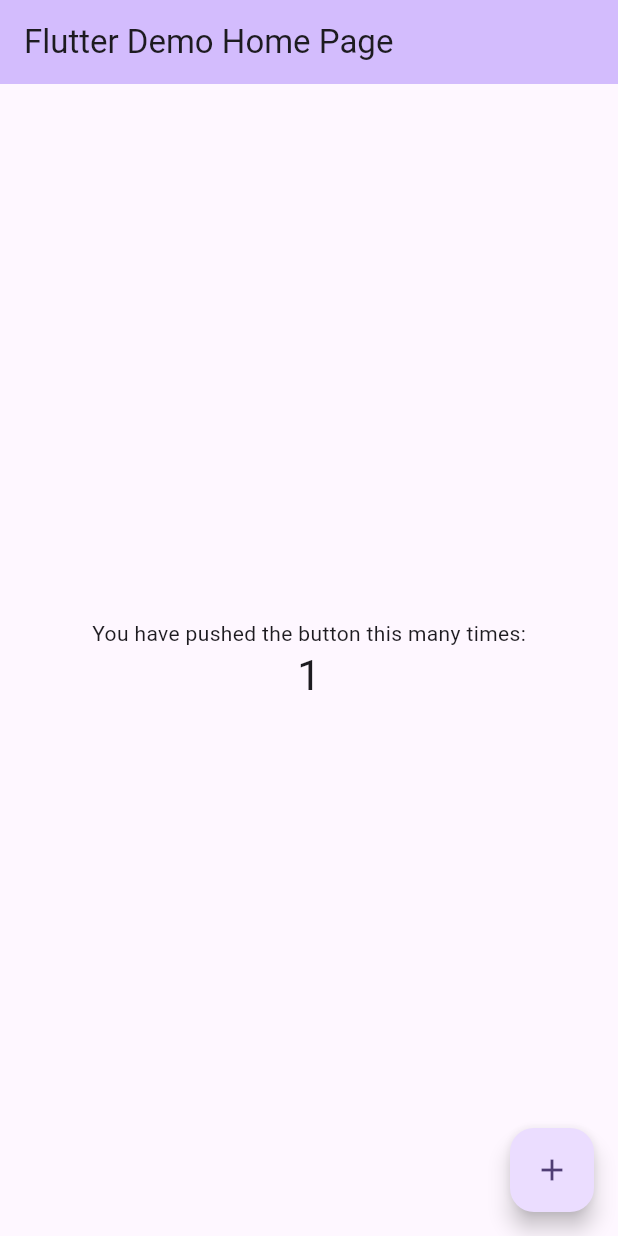
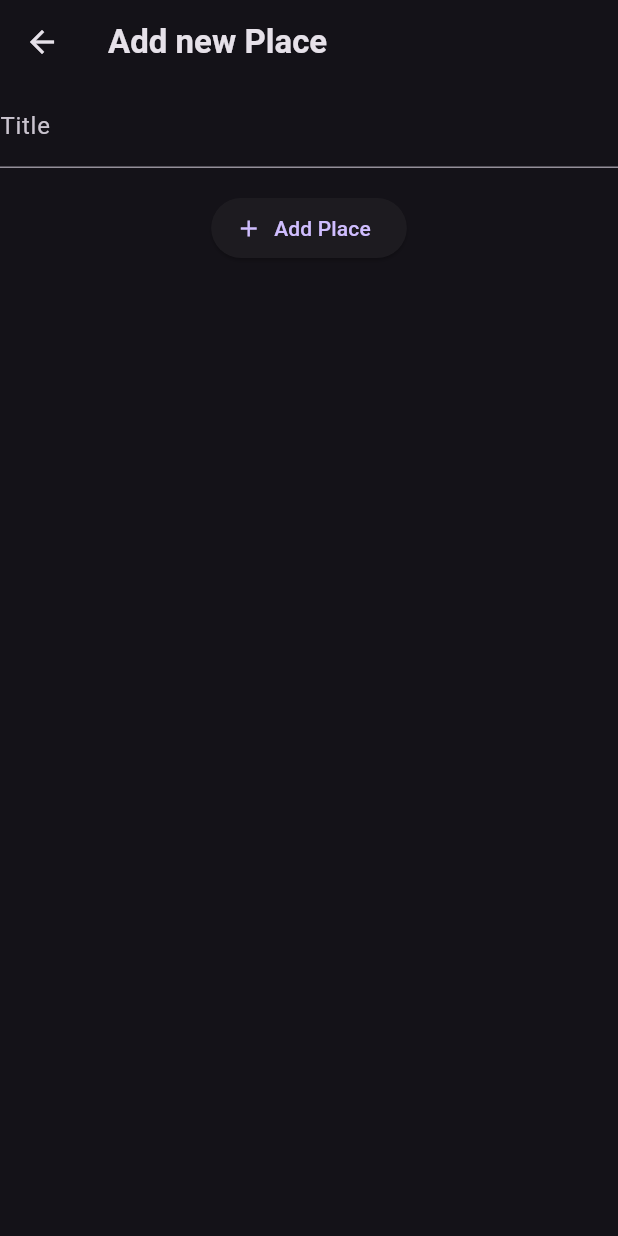
Before and after one commit to Thi1503/favorite_places, a Flutter app: the screen it shows after launch, after a tap on the "add" icon, on a phone screen of 412 x 824 dp. Run offline on Flutter 3.47's test engine with Material 3 defaults, Android fonts, the phone set to English and light mode, and no system bars; our stand-ins replace flutter_riverpod, google_fonts.

Commit message:
build some initial interfaces and functions

```diff
--- a/lib/main.dart
+++ b/lib/main.dart
@@ -1,125 +1,44 @@
+import 'package:favorite_places/screens/places.dart';
 import 'package:flutter/material.dart';
+import 'package:flutter_riverpod/flutter_riverpod.dart';
+import 'package:google_fonts/google_fonts.dart';
+
+final colorScheme = ColorScheme.fromSeed(
+  brightness: Brightness.dark,
+  seedColor: const Color.fromARGB(255, 102, 6, 247),
+);
+
+final theme = ThemeData().copyWith(
+  scaffoldBackgroundColor: colorScheme.background,
+  colorScheme: colorScheme,
+  textTheme: GoogleFonts.ubuntuCondensedTextTheme().copyWith(
+    titleSmall: GoogleFonts.ubuntuCondensed(
+      fontWeight: FontWeight.bold,
+    ),
+    titleMedium: GoogleFonts.ubuntuCondensed(
+      fontWeight: FontWeight.bold,
+    ),
+    titleLarge: GoogleFonts.ubuntuCondensed(
+      fontWeight: FontWeight.bold,
+    ),
+  ),
+);
 
 void main() {
-  runApp(const MyApp());
+  runApp(
+    const ProviderScope(child: MyApp()),
+  );
 }
 
 class MyApp extends StatelessWidget {
-  const MyApp({super.key});
+  const MyApp({Key? key}) : super(key: key);
 
-  // This widget is the root of your application.
   @override
   Widget build(BuildContext context) {
     return MaterialApp(
-      title: 'Flutter Demo',
-      theme: ThemeData(
-        // This is the theme of your application.
-        //
-        // TRY THIS: Try running your application with "flutter run". You'll see
-        // the application has a purple toolbar. Then, without quitting the app,
-        // try changing the seedColor in the colorScheme below to Colors.green
-        // and then invoke "hot reload" (save your changes or press the "hot
-        // reload" button in a Flutter-supported IDE, or press "r" if you used
-        // the command line to start the app).
-        //
-        // Notice that the counter didn't reset back to zero; the application
-        // state is not lost during the reload. To reset the state, use hot
-        // restart instead.
-        //
-        // This works for code too, not just values: Most code changes can be
-        // tested with just a hot reload.
-        colorScheme: ColorScheme.fromSeed(seedColor: Colors.deepPurple),
-        useMaterial3: true,
-      ),
-      home: const MyHomePage(title: 'Flutter Demo Home Page'),
+      title: 'Great Places',
+      theme: theme,
+      home: const PlacesScreen(),
     );
   }
 }
-
-class MyHomePage extends StatefulWidget {
-  const MyHomePage({super.key, required this.title});
-
-  // This widget is the home page of your application. It is stateful, meaning
-  // that it has a State object (defined below) that contains fields that affect
-  // how it looks.
-
-  // This class is the configuration for the state. It holds the values (in this
-  // case the title) provided by the parent (in this case the App widget) and
-  // used by the build method of the State. Fields in a Widget subclass are
-  // always marked "final".
-
-  final String title;
-
-  @override
-  State<MyHomePage> createState() => _MyHomePageState();
-}
-
-class _MyHomePageState extends State<MyHomePage> {
-  int _counter = 0;
-
-  void _incrementCounter() {
-    setState(() {
-      // This call to setState tells the Flutter framework that something has
-      // changed in this State, which causes it to rerun the build method below
-      // so that the display can reflect the updated values. If we changed
-      // _counter without calling setState(), then the build method would not be
-      // called again, and so nothing would appear to happen.
-      _counter++;
-    });
-  }
-
-  @override
-  Widget build(BuildContext context) {
-    // This method is rerun every time setState is called, for instance as done
-    // by the _incrementCounter method above.
-    //
-    // The Flutter framework has been optimized to make rerunning build methods
-    // fast, so that you can just rebuild anything that needs updating rather
-    // than having to individually change instances of widgets.
-    return Scaffold(
-      appBar: AppBar(
-        // TRY THIS: Try changing the color here to a specific color (to
-        // Colors.amber, perhaps?) and trigger a hot reload to see the AppBar
-        // change color while the other colors stay the same.
-        backgroundColor: Theme.of(context).colorScheme.inversePrimary,
-        // Here we take the value from the MyHomePage object that was created by
-        // the App.build method, and use it to set our appbar title.
-        title: Text(widget.title),
-      ),
-      body: Center(
-        // Center is a layout widget. It takes a single child and positions it
-        // in the middle of the parent.
-        child: Column(
-          // Column is also a layout widget. It takes a list of children and
-          // arranges them vertically. By default, it sizes itself to fit its
-          // children horizontally, and tries to be as tall as its parent.
-          //
-          // Column has various properties to control how it sizes itself and
-          // how it positions its children. Here we use mainAxisAlignment to
-          // center the children vertically; the main axis here is the vertical
-          // axis because Columns are vertical (the cross axis would be
-          // horizontal).
-          //
-          // TRY THIS: Invoke "debug painting" (choose the "Toggle Debug Paint"
-          // action in the IDE, or press "p" in the console), to see the
-          // wireframe for each widget.
-          mainAxisAlignment: MainAxisAlignment.center,
-          children: <Widget>[
-            const Text(
-              'You have pushed the button this many times:',
-            ),
-            Text(
-              '$_counter',
-              style: Theme.of(context).textTheme.headlineMedium,
-            ),
-          ],
-        ),
-      ),
-      floatingActionButton: FloatingActionButton(
-        onPressed: _incrementCounter,
-        tooltip: 'Increment',
-        child: const Icon(Icons.add),
-      ), // This trailing comma makes auto-formatting nicer for build methods.
-    );
-  }
-}
--- /dev/null
+++ b/lib/models/place.dart
@@ -0,0 +1,9 @@
+import 'package:uuid/uuid.dart';
+
+const uuid =Uuid();
+
+class Place{
+  Place({required this.title}) : id = uuid.v4();
+  final String id;
+  final String title;
+}
--- /dev/null
+++ b/lib/providers/user_places.dart
@@ -0,0 +1,17 @@
+import 'package:favorite_places/models/place.dart';
+import 'package:flutter_riverpod/flutter_riverpod.dart';
+
+//Quản lý địa điểm do người dùng thêm vào
+class UserPlacesNotifier extends StateNotifier<List<Place>> {
+  UserPlacesNotifier() : super(const []);
+
+  // thêm một địa điểu mới
+  void addPlace(String title) {
+    final newPlace = Place(title: title);
+    state = [newPlace, ...state];
+  }
+}
+
+final userPlacesProvider = StateNotifierProvider<UserPlacesNotifier, List<Place>>(
+  (ref) => UserPlacesNotifier(),
+);
--- /dev/null
+++ b/lib/screens/add_place.dart
@@ -0,0 +1,61 @@
+import 'package:favorite_places/providers/user_places.dart';
+import 'package:flutter/material.dart';
+import 'package:flutter_riverpod/flutter_riverpod.dart';
+
+class AddPlaceScreen extends ConsumerStatefulWidget {
+  const AddPlaceScreen({super.key});
+
+  @override
+  ConsumerState<AddPlaceScreen> createState() {
+    return _AddPlaceScreenState();
+  }
+}
+
+class _AddPlaceScreenState extends ConsumerState<AddPlaceScreen> {
+  final _titleController = TextEditingController();
+
+  void _savePlace() {
+    final enteredTitle = _titleController.text;
+    if (enteredTitle.isEmpty) {
+      ScaffoldMessenger.of(context).clearSnackBars();
+      ScaffoldMessenger.of(context).showSnackBar(
+        const SnackBar(
+          content: Text('The input value must be non-null.'),
+        ),
+      );
+      return;
+    }
+    ref.read(userPlacesProvider.notifier).addPlace(enteredTitle);
+
+    Navigator.of(context).pop();
+  }
+
+
+  @override
+  Widget build(BuildContext context) {
+    return Scaffold(
+      appBar: AppBar(
+        title: const Text('Add new Place'),
+      ),
+      body: SingleChildScrollView(
+        child: Column(
+          children: [
+            TextField(
+              decoration: const InputDecoration(
+                labelText: 'Title',
+              ),
+              style: TextStyle(color: Theme.of(context).colorScheme.onSurface),
+              controller: _titleController,
+            ),
+            const SizedBox(height: 16),
+            ElevatedButton.icon(
+              onPressed: _savePlace,
+              icon: const Icon(Icons.add),
+              label: const Text('Add Place'),
+            ),
+          ],
+        ),
+      ),
+    );
+  }
+}
--- /dev/null
+++ b/lib/screens/place_detail.dart
@@ -0,0 +1,24 @@
+import 'package:favorite_places/models/place.dart';
+import 'package:flutter/material.dart';
+
+class PlaceDetailScreen extends StatelessWidget {
+  const PlaceDetailScreen({super.key, required this.place});
+  final Place place;
+  @override
+  Widget build(BuildContext context) {
+    return Scaffold(
+      appBar: AppBar(
+        title: Text(place.title),
+      ),
+      body: Center(
+        child: Text(
+          place.title,
+          style: Theme.of(context)
+              .textTheme
+              .bodyLarge!
+              .copyWith(color: Theme.of(context).colorScheme.onSurface),
+        ),
+      ),
+    );
+  }
+}
--- /dev/null
+++ b/lib/screens/places.dart
@@ -0,0 +1,32 @@
+import 'package:favorite_places/providers/user_places.dart';
+import 'package:favorite_places/screens/add_place.dart';
+import 'package:favorite_places/widgets/places_list.dart';
+import 'package:flutter/material.dart';
+import 'package:flutter_riverpod/flutter_riverpod.dart';
+
+class PlacesScreen extends ConsumerWidget {
+  const PlacesScreen({super.key});
+  @override
+  Widget build(BuildContext context, WidgetRef ref) {
+    final userPlaces  = ref.watch(userPlacesProvider);
+    return Scaffold(
+      appBar: AppBar(
+        title: const Text('Your Places'),
+        actions: [
+          IconButton(
+            // Chuyển sang màn hình để thêm địa điểm
+            onPressed: () {
+              Navigator.of(context).push(
+                MaterialPageRoute(
+                  builder: (ctx) => const AddPlaceScreen(),
+                ),
+              );
+            },
+            icon: const Icon(Icons.add),
+          )
+        ],
+      ),
+      body: PlacesList(places: userPlaces,),
+    );
+  }
+}
--- /dev/null
+++ b/lib/widgets/places_list.dart
@@ -0,0 +1,45 @@
+import 'package:favorite_places/models/place.dart';
+import 'package:favorite_places/screens/place_detail.dart';
+import 'package:flutter/material.dart';
+
+class PlacesList extends StatelessWidget {
+  const PlacesList({super.key, required this.places});
+
+  final List<Place> places; // danh sách các địa điểm từ data
+
+  @override
+  Widget build(BuildContext context) {
+    if (places.isEmpty) {
+      return Center(
+        child: Text(
+          "No places add yet",
+          style: Theme.of(context)
+              .textTheme
+              .bodyLarge!
+              .copyWith(color: Theme.of(context).colorScheme.onSurface),
+        ),
+      );
+    }
+
+    return ListView.builder(
+      itemCount: places.length,
+      itemBuilder: (ctx, index) => ListTile(
+        title: Text(
+          places[index].title,
+          style: Theme.of(context)
+              .textTheme
+              .bodyLarge!
+              .copyWith(color: Theme.of(context).colorScheme.onSurface),
+        ),
+        onTap: () {
+          // Điều hướng sang màn hình PlaceDetailScreen.
+          Navigator.of(context).push(
+            MaterialPageRoute(
+              builder: (ctx) => PlaceDetailScreen(place: places[index]),
+            ),
+          );
+        },
+      ),
+    );
+  }
+}
--- a/pubspec.yaml
+++ b/pubspec.yaml
@@ -35,6 +35,10 @@ dependencies:
   # The following adds the Cupertino Icons font to your application.
   # Use with the CupertinoIcons class for iOS style icons.
   cupertino_icons: ^1.0.8
+  google_fonts: ^6.2.1
+  uuid: ^4.5.1
+  riverpod: ^2.6.1
+  flutter_riverpod: ^2.6.1
 
 dev_dependencies:
   flutter_test:
```
Also changed, not shown: pubspec.lock, 1 other file.
